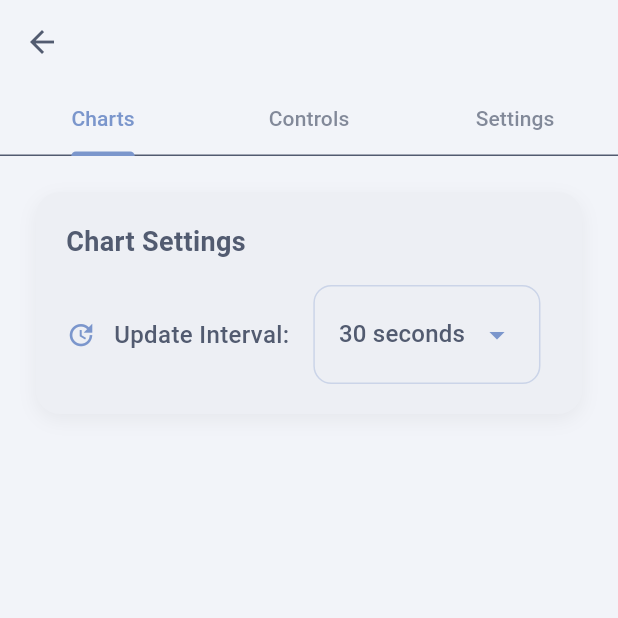
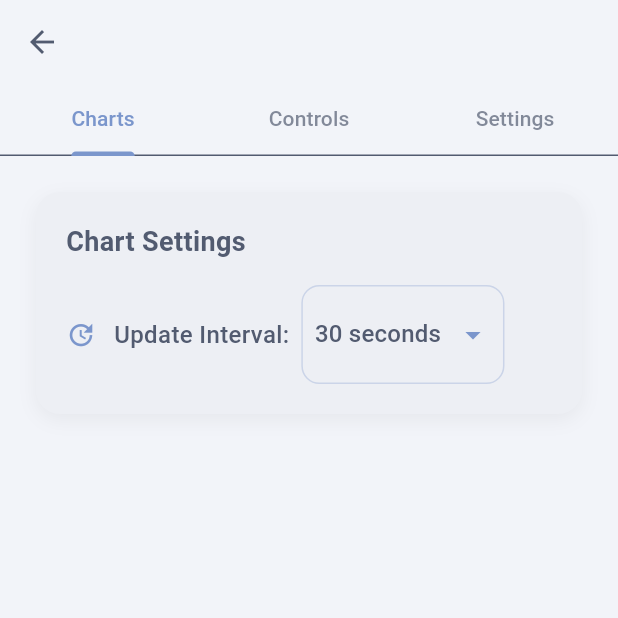
Before and after one commit to wazabanda/iot-companion-app, a Flutter app: the NumericalChartPage screen opened directly with empty values, on a phone screen of 412 x 824 dp, the top half of it. Run offline on Flutter 3.47's test engine with Material 3 defaults, Android fonts, the phone set to English and light mode, and no system bars; our stand-ins replace shared_preferences, sqflite, syncfusion_flutter_charts; accounts and stored records are empty; network calls fail.

Commit message:
Refactored ChartPage layout by adjusting padding and spacing for improved UI consistency.

```diff
--- a/lib/Screens/ChartPage.dart
+++ b/lib/Screens/ChartPage.dart
@@ -251,9 +251,9 @@ class _NumericalChartPageState extends State<NumericalChartPage> {
                         color: BrandColors.textPrimary,
                       ),
                     ),
-                    SizedBox(width: 16),
+                    SizedBox(width: 8),
                     Container(
-                      padding: EdgeInsets.symmetric(horizontal: 16, vertical: 8),
+                      padding: EdgeInsets.symmetric(horizontal: 8, vertical: 8),
                       decoration: BoxDecoration(
                         border: Border.all(color: BrandColors.primary.withOpacity(0.3)),
                         borderRadius: BorderRadius.circular(12),
```
Also changed, not shown: 4 other files.
